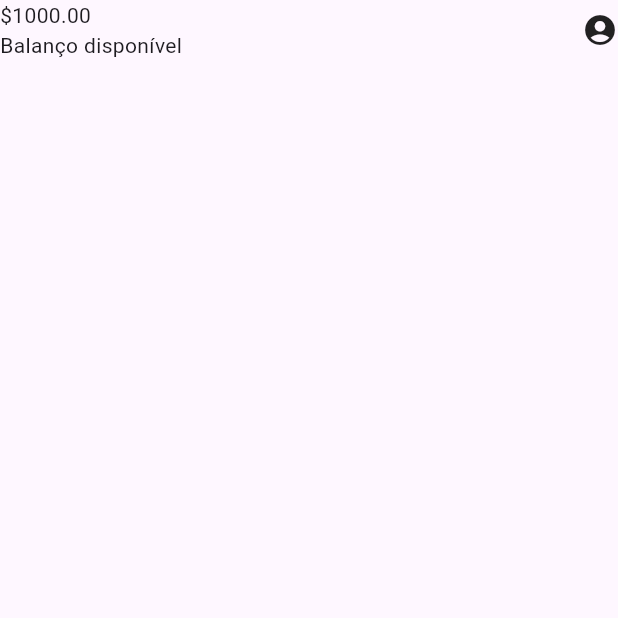
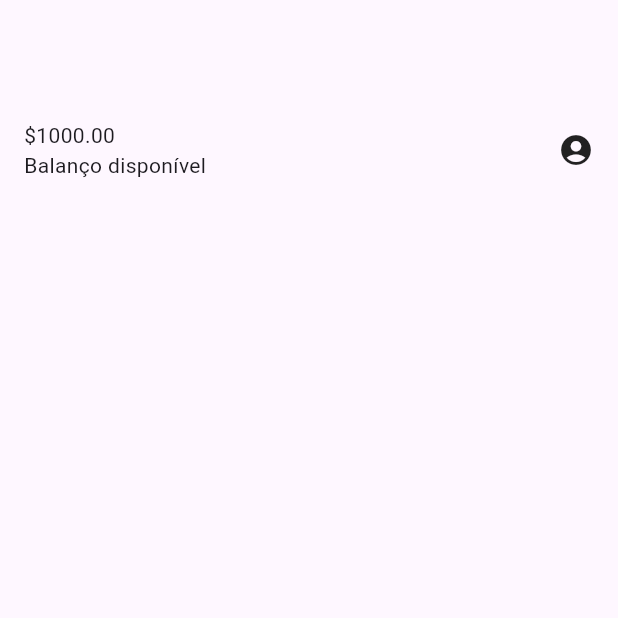
Before and after one commit to andreacmdev/Alubank, a Flutter app: the screen it shows after launch, on a phone screen of 412 x 824 dp, the top half of it. Run offline on Flutter 3.47's test engine with Material 3 defaults, Android fonts, the phone set to English and light mode, and no system bars.

Commit message:
correção do header

```diff
--- a/alubank/lib/components/sections/header.dart
+++ b/alubank/lib/components/sections/header.dart
@@ -6,6 +6,8 @@ class Header extends StatelessWidget {
   @override
   Widget build(BuildContext context){
     return Container(
+      child: Padding(
+        padding: const EdgeInsets.fromLTRB(16.0, 80.0, 16.0, 16.0),
         child: Row(
           mainAxisAlignment: MainAxisAlignment.spaceBetween,
           children: <Widget>[
@@ -18,6 +20,7 @@ class Header extends StatelessWidget {
             Icon(Icons.account_circle),
             ]
           ),
+      ),
     );
   }
 }
```
Lines whose indentation alone changed are shown as unchanged.
